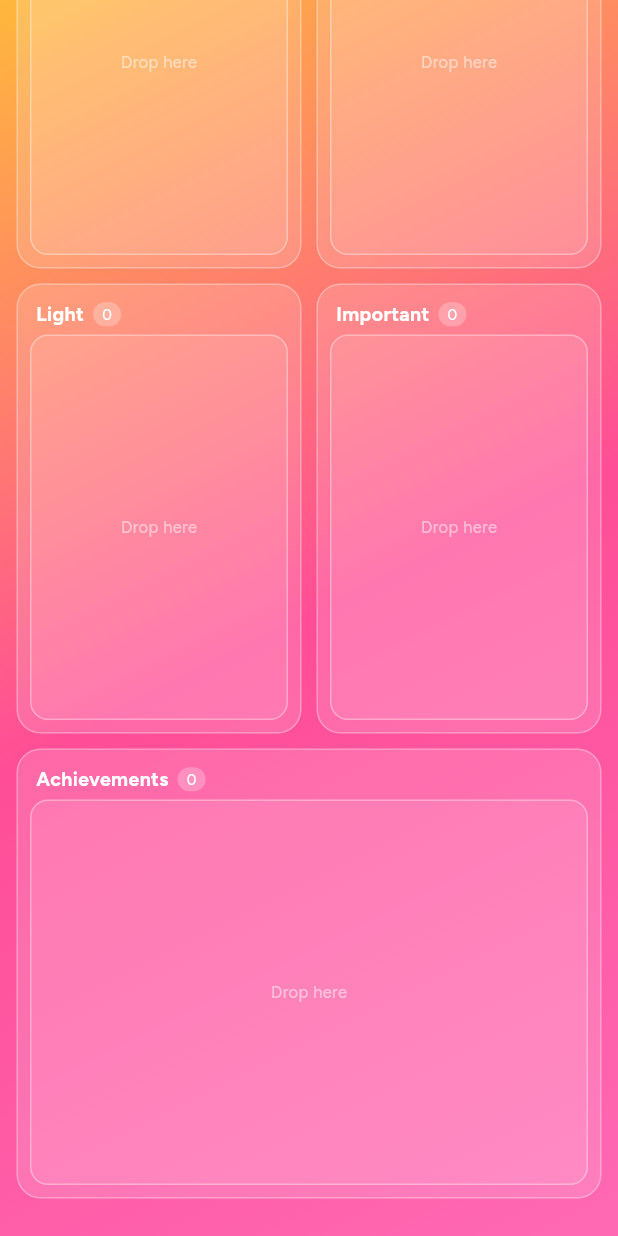
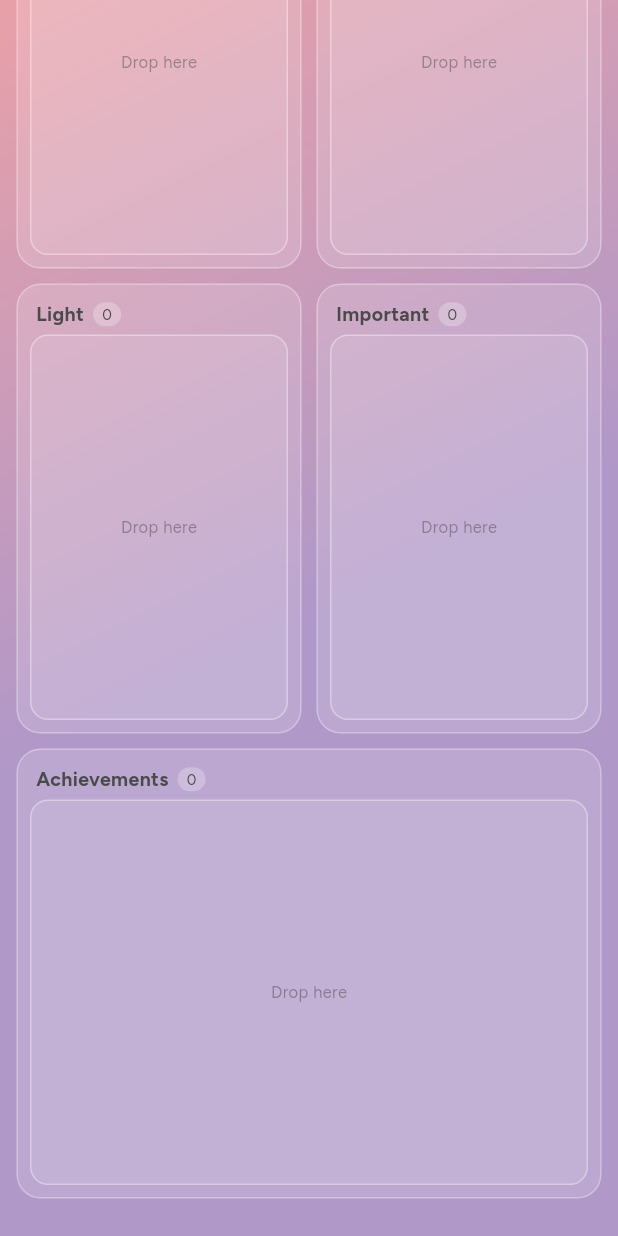
Before and after one commit to anahi-am/daily-kanban, a Flutter app: the screen it shows after launch, scrolled down 190 dp, on a phone screen of 412 x 824 dp. Run offline on Flutter 3.47's test engine with Material 3 defaults, Android fonts, the phone set to English and light mode, and no system bars; our stand-ins replace google_fonts, share_plus, shared_preferences.

Commit message:
style: switch to soft charcoal text, update color palette to dusty rose/teal/periwinkle

```diff
--- a/lib/main.dart
+++ b/lib/main.dart
@@ -6,6 +6,8 @@ import 'package:share_plus/share_plus.dart';
 
 import 'package:google_fonts/google_fonts.dart';
 import 'package:shared_preferences/shared_preferences.dart';
+
+const Color _textColor = Color(0xFF4A4A4A);
 
 Future<void> main() async {
   WidgetsFlutterBinding.ensureInitialized();
@@ -18,29 +20,29 @@ _ThemeColors theme = AppColors.warm;
 
 class AppColors {
   static const warm = _ThemeColors(
-    gradientStart: Color(0xFFFFB73C),
-    gradientMid: Color(0xFFFF4D97),
-    gradientEnd: Color(0xFFFF69B4),
-    achievementsDot: Color(0xFFFF6B2C),
-    doneDot: Color(0xFFD63AF0),
-    urgentDot: Color(0xFFFF2D55),
-    lightDot: Color(0xFFFFB020),
-    importantDot: Color(0xFFFF4D97),
-    outlineGold: Color(0xFFFFB300),
-    outlineBg: Color(0xFFFFB73C),
+    gradientStart: Color(0xFFE8A0A8),
+    gradientMid: Color(0xFFB098C8),
+    gradientEnd: Color(0xFFB098C8),
+    achievementsDot: Color(0xFFB098C8),
+    doneDot: Color(0xFF7B9CC8),
+    urgentDot: Color(0xFFE8A0A8),
+    lightDot: Color(0xFFB098C8),
+    importantDot: Color(0xFF5BB8B8),
+    outlineGold: Color(0xFFB098C8),
+    outlineBg: Color(0xFF5BB8B8),
   );
 
   static const cool = _ThemeColors(
-    gradientStart: Color(0xFF66BB6A),
-    gradientMid: Color(0xFF26C6DA),
-    gradientEnd: Color(0xFF42A5F5),
-    achievementsDot: Color(0xFF2E7D32),
-    doneDot: Color(0xFF5C6BC0),
-    urgentDot: Color(0xFF1E88E5),
-    lightDot: Color(0xFF81C784),
-    importantDot: Color(0xFF00ACC1),
-    outlineGold: Color(0xFF42A5F5),
-    outlineBg: Color(0xFF66BB6A),
+    gradientStart: Color(0xFF5BB8B8),
+    gradientMid: Color(0xFF7B9CC8),
+    gradientEnd: Color(0xFF7B9CC8),
+    achievementsDot: Color(0xFFB098C8),
+    doneDot: Color(0xFF7B9CC8),
+    urgentDot: Color(0xFFE8A0A8),
+    lightDot: Color(0xFFB098C8),
+    importantDot: Color(0xFF5BB8B8),
+    outlineGold: Color(0xFFB098C8),
+    outlineBg: Color(0xFFE8A0A8),
   );
 }
 
@@ -455,7 +457,7 @@ class _BoardPageState extends State<BoardPage> {
                   padding: const EdgeInsets.fromLTRB(10, 6, 10, 0),
                   child: Row(
                     children: [
-                      Text('Daily Priorities', style: GoogleFonts.figtree(fontWeight: FontWeight.w800, fontSize: 22, color: Colors.white)),
+                      Text('Daily Priorities', style: GoogleFonts.figtree(fontWeight: FontWeight.w800, fontSize: 22, color: _textColor)),
                       const Spacer(),
                       OutlineCircleButton(onTap: () => _openAddScreen(TaskStatus.light)),
                       const SizedBox(width: 8),
@@ -514,12 +516,12 @@ class _BoardPageState extends State<BoardPage> {
             padding: const EdgeInsets.fromLTRB(12, 10, 12, 2),
             child: Row(
               children: [
-                Text(status.label, style: GoogleFonts.figtree(color: Colors.white, fontWeight: FontWeight.w700, fontSize: 13)),
+                Text(status.label, style: GoogleFonts.figtree(color: _textColor, fontWeight: FontWeight.w700, fontSize: 13)),
                 const SizedBox(width: 6),
                 Container(
                   padding: const EdgeInsets.symmetric(horizontal: 6, vertical: 1),
                   decoration: BoxDecoration(color: Colors.white.withValues(alpha: 0.25), borderRadius: BorderRadius.circular(10)),
-                  child: Text('${columnTasks.length}', style: GoogleFonts.figtree(color: Colors.white, fontSize: 10)),
+                  child: Text('${columnTasks.length}', style: GoogleFonts.figtree(color: _textColor, fontSize: 10)),
                 ),
               ],
             ),
@@ -539,7 +541,7 @@ class _BoardPageState extends State<BoardPage> {
                   ),
                   child: columnTasks.isEmpty
                       ? Center(
-                          child: Text('Drop here', style: GoogleFonts.figtree(color: Colors.white.withValues(alpha: 0.5), fontSize: 11)),
+                          child: Text('Drop here', style: GoogleFonts.figtree(color: _textColor.withValues(alpha: 0.5), fontSize: 11)),
                         )
                       : GridView.builder(
                           padding: const EdgeInsets.all(4),
@@ -587,7 +589,7 @@ class _BoardPageState extends State<BoardPage> {
               Expanded(
                 child: Text(
                   task.title,
-                  style: GoogleFonts.figtree(fontSize: 11, fontWeight: FontWeight.w600, color: Colors.white),
+                  style: GoogleFonts.figtree(fontSize: 11, fontWeight: FontWeight.w600, color: _textColor),
                   softWrap: true,
                   maxLines: 2,
                   overflow: TextOverflow.ellipsis,
@@ -599,7 +601,7 @@ class _BoardPageState extends State<BoardPage> {
             const SizedBox(height: 4),
             Text(
               task.notes,
-              style: GoogleFonts.figtree(fontSize: 9, color: Colors.white70),
+              style: GoogleFonts.figtree(fontSize: 9, color: _textColor.withValues(alpha: 0.7)),
               softWrap: true,
               maxLines: 2,
               overflow: TextOverflow.ellipsis,
@@ -626,13 +628,13 @@ class _BoardPageState extends State<BoardPage> {
                       Icon(
                         checked ? Icons.check_box : Icons.check_box_outline_blank,
                         size: 12,
-                        color: Colors.white,
+                        color: _textColor,
                       ),
                       const SizedBox(width: 4),
                       Expanded(
                         child: Text(
                           subtask.content,
-                          style: GoogleFonts.figtree(fontSize: 9, color: Colors.white70),
+                          style: GoogleFonts.figtree(fontSize: 9, color: _textColor.withValues(alpha: 0.7)),
                           softWrap: true,
                           maxLines: 1,
                           overflow: TextOverflow.ellipsis,
@@ -666,7 +668,7 @@ class _BoardPageState extends State<BoardPage> {
             ),
           ),
           padding: const EdgeInsets.all(8),
-          child: Text(task.title, style: GoogleFonts.figtree(fontSize: 11, color: Colors.white)),
+          child: Text(task.title, style: GoogleFonts.figtree(fontSize: 11, color: _textColor)),
         ),
       ),
     );
@@ -728,11 +730,11 @@ class _AddTaskScreenState extends State<AddTaskScreen> {
       context: context,
       builder: (context) => AlertDialog(
         backgroundColor: theme.gradientMid,
-        title: Text('Delete task', style: GoogleFonts.figtree(color: Colors.white)),
-        content: Text('Delete "${widget.editTask!.title}"?', style: GoogleFonts.figtree(color: Colors.white70)),
+        title: Text('Delete task', style: GoogleFonts.figtree(color: _textColor)),
+        content: Text('Delete "${widget.editTask!.title}"?', style: GoogleFonts.figtree(color: _textColor.withValues(alpha: 0.7))),
         actions: [
-          TextButton(onPressed: () => Navigator.pop(context, false), child: Text('Cancel', style: GoogleFonts.figtree(color: Colors.white))),
-          TextButton(onPressed: () => Navigator.pop(context, true), child: Text('Delete', style: GoogleFonts.figtree(color: Colors.white))),
+          TextButton(onPressed: () => Navigator.pop(context, false), child: Text('Cancel', style: GoogleFonts.figtree(color: _textColor))),
+          TextButton(onPressed: () => Navigator.pop(context, true), child: Text('Delete', style: GoogleFonts.figtree(color: _textColor))),
         ],
       ),
     );
@@ -800,54 +802,54 @@ class _AddTaskScreenState extends State<AddTaskScreen> {
                     children: [
                       Row(
                         children: [
-                          Text(widget.editTask != null ? 'Edit task' : 'New task', style: GoogleFonts.figtree(fontWeight: FontWeight.w700, fontSize: 22, color: Colors.white)),
+                          Text(widget.editTask != null ? 'Edit task' : 'New task', style: GoogleFonts.figtree(fontWeight: FontWeight.w700, fontSize: 22, color: _textColor)),
                     const Spacer(),
                     if (widget.editTask != null) ...[
                       IconButton(
-                        icon: Icon(Icons.check, size: 20, color: Colors.white.withValues(alpha: 0.9)),
+                        icon: Icon(Icons.check, size: 20, color: _textColor.withValues(alpha: 0.9)),
                         onPressed: _save,
                       ),
                       IconButton(
-                        icon: Icon(Icons.share, size: 18, color: Colors.white.withValues(alpha: 0.8)),
+                        icon: Icon(Icons.share, size: 18, color: _textColor.withValues(alpha: 0.8)),
                         onPressed: _shareTask,
                       ),
                       IconButton(
-                        icon: Icon(Icons.delete_outline, size: 20, color: Colors.white.withValues(alpha: 0.7)),
+                        icon: Icon(Icons.delete_outline, size: 20, color: _textColor.withValues(alpha: 0.7)),
                         onPressed: () => _confirmDeleteInEdit(),
                       ),
                     ],
                   ],
                 ),
                 const SizedBox(height: 20),
-                Text('Task name', style: GoogleFonts.figtree(color: Colors.white, fontWeight: FontWeight.w600)),
+                Text('Task name', style: GoogleFonts.figtree(color: _textColor, fontWeight: FontWeight.w600)),
                 const SizedBox(height: 8),
                 TextField(
                   controller: titleController,
-                  cursorColor: const Color(0xFFFFB6C1),
+                  cursorColor: _textColor.withValues(alpha: 0.5),
                   cursorWidth: 3,
-                  style: GoogleFonts.figtree(color: Colors.white),
+                  style: GoogleFonts.figtree(color: _textColor),
                   decoration: InputDecoration(
                     filled: true,
                     fillColor: Colors.white.withValues(alpha: 0.15),
                     hintText: 'What is on your mind?',
-                    hintStyle: GoogleFonts.figtree(color: Colors.white.withValues(alpha: 0.5)),
+                    hintStyle: GoogleFonts.figtree(color: _textColor.withValues(alpha: 0.5)),
                     border: OutlineInputBorder(borderRadius: BorderRadius.circular(12), borderSide: BorderSide.none),
                   ),
                 ),
                 const SizedBox(height: 20),
-                Text('Importance', style: GoogleFonts.figtree(color: Colors.white, fontWeight: FontWeight.w600)),
+                Text('Importance', style: GoogleFonts.figtree(color: _textColor, fontWeight: FontWeight.w600)),
                 const SizedBox(height: 8),
                 Directionality(
                   textDirection: TextDirection.rtl,
                   child: DropdownMenu<TaskStatus>(
                     initialSelection: selectedStatus,
                     expandedInsets: EdgeInsets.zero,
-                    textStyle: GoogleFonts.figtree(color: Colors.white),
+                    textStyle: GoogleFonts.figtree(color: _textColor),
                     inputDecorationTheme: InputDecorationTheme(
                       filled: true,
                       fillColor: Colors.white.withValues(alpha: 0.15),
                       border: OutlineInputBorder(borderRadius: BorderRadius.circular(12), borderSide: BorderSide.none),
-                      suffixIconColor: Colors.white,
+                      suffixIconColor: _textColor.withValues(alpha: 0.7),
                     ),
                     menuStyle: MenuStyle(
                       elevation: WidgetStateProperty.all(0),
@@ -866,7 +868,7 @@ class _AddTaskScreenState extends State<AddTaskScreen> {
                         label: s.label,
                         style: ButtonStyle(
                           backgroundColor: WidgetStateProperty.all(itemColors[s]!.withValues(alpha: 0.7)),
-                          foregroundColor: WidgetStateProperty.all(Colors.white),
+                          foregroundColor: WidgetStateProperty.all(_textColor),
                           padding: WidgetStateProperty.all(const EdgeInsets.symmetric(horizontal: 16, vertical: 4)),
                           shape: WidgetStateProperty.all(RoundedRectangleBorder(borderRadius: BorderRadius.circular(8))),
                         ),
@@ -878,38 +880,38 @@ class _AddTaskScreenState extends State<AddTaskScreen> {
                   ),
                 ),
                 const SizedBox(height: 20),
-                Text('Notes', style: GoogleFonts.figtree(color: Colors.white, fontWeight: FontWeight.w600)),
+                Text('Notes', style: GoogleFonts.figtree(color: _textColor, fontWeight: FontWeight.w600)),
                 const SizedBox(height: 8),
                 TextField(
                   controller: notesController,
                   maxLines: 5,
-                  cursorColor: const Color(0xFFFFB6C1),
+                  cursorColor: _textColor.withValues(alpha: 0.5),
                   cursorWidth: 3,
-                  style: GoogleFonts.figtree(color: Colors.white),
+                  style: GoogleFonts.figtree(color: _textColor),
                   decoration: InputDecoration(
                     filled: true,
                     fillColor: Colors.white.withValues(alpha: 0.15),
                     hintText: 'Write anything...',
-                    hintStyle: GoogleFonts.figtree(color: Colors.white.withValues(alpha: 0.5)),
+                    hintStyle: GoogleFonts.figtree(color: _textColor.withValues(alpha: 0.5)),
                     border: OutlineInputBorder(borderRadius: BorderRadius.circular(12), borderSide: BorderSide.none),
                   ),
                 ),
                 const SizedBox(height: 20),
-                Text('Subtasks', style: GoogleFonts.figtree(color: Colors.white, fontWeight: FontWeight.w600)),
+                Text('Subtasks', style: GoogleFonts.figtree(color: _textColor, fontWeight: FontWeight.w600)),
                 const SizedBox(height: 8),
                 Row(
                   children: [
                     Expanded(
                       child: TextField(
                         controller: subtaskController,
-                        cursorColor: const Color(0xFFFFB6C1),
+                        cursorColor: _textColor.withValues(alpha: 0.5),
                         cursorWidth: 3,
-                        style: GoogleFonts.figtree(color: Colors.white),
+                        style: GoogleFonts.figtree(color: _textColor),
                         decoration: InputDecoration(
                           filled: true,
                           fillColor: Colors.white.withValues(alpha: 0.15),
                           hintText: 'Add a subtask',
-                          hintStyle: GoogleFonts.figtree(color: Colors.white.withValues(alpha: 0.5)),
+                          hintStyle: GoogleFonts.figtree(color: _textColor.withValues(alpha: 0.5)),
                           border: OutlineInputBorder(borderRadius: BorderRadius.circular(12), borderSide: BorderSide.none),
                         ),
                         onSubmitted: (_) => _addSubtaskToList(),
@@ -926,7 +928,7 @@ class _AddTaskScreenState extends State<AddTaskScreen> {
                       dense: true,
                       contentPadding: EdgeInsets.zero,
                       leading: const Icon(Icons.circle, size: 6, color: Colors.white),
-                      title: Text(entry.value, style: GoogleFonts.figtree(color: Colors.white)),
+                      title: Text(entry.value, style: GoogleFonts.figtree(color: _textColor)),
                       trailing: IconButton(
                         icon: const Icon(Icons.close, size: 18, color: Colors.white),
                         onPressed: () => setState(() => subtasks.removeAt(entry.key)),
@@ -941,7 +943,7 @@ class _AddTaskScreenState extends State<AddTaskScreen> {
                     onPressed: saving ? null : _save,
                     style: FilledButton.styleFrom(
                       backgroundColor: Colors.white.withValues(alpha: 0.25),
-                      foregroundColor: Colors.white,
+                      foregroundColor: _textColor,
                       padding: const EdgeInsets.symmetric(vertical: 16),
                       shape: RoundedRectangleBorder(borderRadius: BorderRadius.circular(12)),
                       side: BorderSide(color: Colors.white.withValues(alpha: 0.3)),
```
Also changed, not shown: icon.png, 1 other file.
